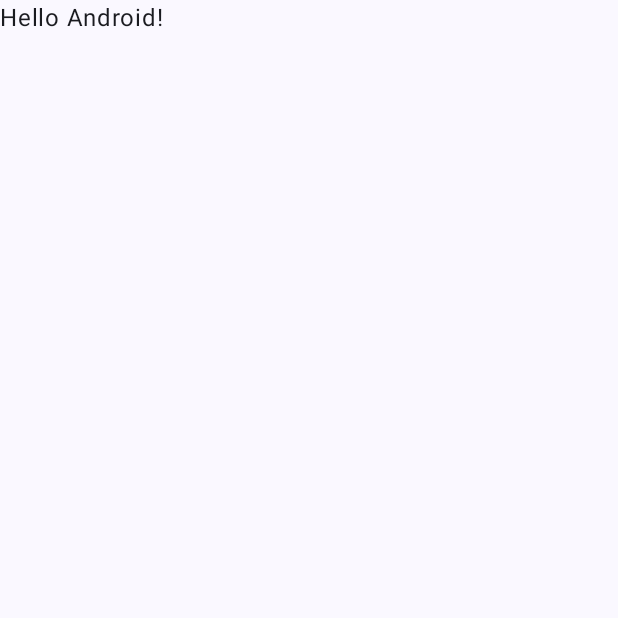
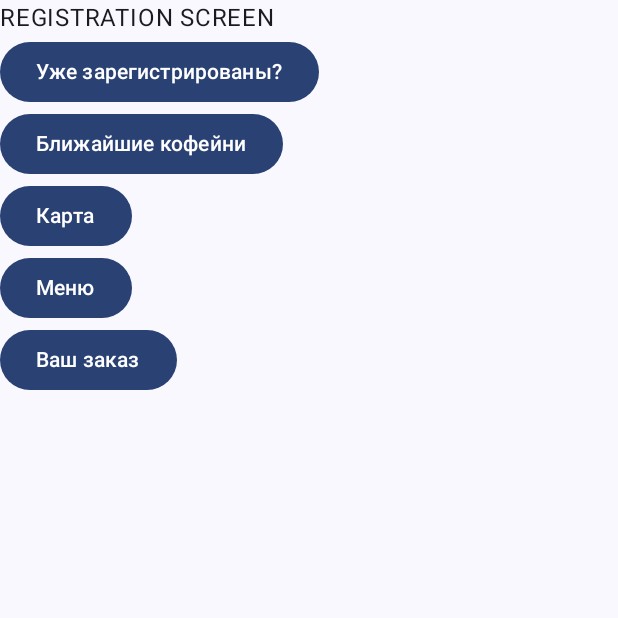
Before and after one commit to vazovsky17/Coffe, an Android app built with Jetpack Compose: the screen it shows after launch (MainActivity), on a phone screen of 412 x 824 dp, the top half of it. Before the commit the part shown is almost empty. Run offline under Robolectric (Android 15) with nearby library versions, the phone set to English and light mode, and no system bars; our stand-ins replace Dagger/Hilt's generated code, Timber.

Commit message:
Add screens

```diff
--- /dev/null
+++ b/app/src/main/java/app/vazovsky/coffe/presentation/feature/auth/registration/RegistrationScreen.kt
@@ -0,0 +1,43 @@
+package app.vazovsky.coffe.presentation.feature.auth.registration
+
+import androidx.compose.foundation.layout.Column
+import androidx.compose.foundation.layout.padding
+import androidx.compose.material3.Button
+import androidx.compose.material3.Scaffold
+import androidx.compose.material3.Text
+import androidx.compose.runtime.Composable
+import androidx.compose.ui.Modifier
+import androidx.hilt.navigation.compose.hiltViewModel
+
+@Composable
+fun RegistrationScreen(
+    navigateToLogin: () -> Unit,
+    navigateToShops: () -> Unit,
+    navigateToMap: () -> Unit,
+    navigateToMenu: () -> Unit,
+    navigateToOrder: () -> Unit,
+) {
+    val viewModel: RegistrationViewModel = hiltViewModel()
+    Scaffold { innerPadding ->
+        Column(modifier = Modifier.padding(innerPadding)) {
+            Text("REGISTRATION SCREEN")
+            Button(onClick = navigateToLogin) {
+                Text(text = "Уже зарегистрированы?")
+            }
+
+            /** Ниже для проверки работы навграфа */
+            Button(onClick = navigateToShops) {
+                Text(text = "Ближайшие кофейни")
+            }
+            Button(onClick = navigateToMap) {
+                Text(text = "Карта")
+            }
+            Button(onClick = navigateToMenu) {
+                Text(text = "Меню")
+            }
+            Button(onClick = navigateToOrder) {
+                Text(text = "Ваш заказ")
+            }
+        }
+    }
+}
--- /dev/null
+++ b/app/src/main/java/app/vazovsky/coffe/presentation/feature/auth/registration/RegistrationViewModel.kt
@@ -0,0 +1,9 @@
+package app.vazovsky.coffe.presentation.feature.auth.registration
+
+import androidx.lifecycle.ViewModel
+import dagger.hilt.android.lifecycle.HiltViewModel
+import javax.inject.Inject
+
+@HiltViewModel
+class RegistrationViewModel @Inject constructor() : ViewModel() {
+}
--- a/app/src/main/java/app/vazovsky/coffe/presentation/main/MainActivity.kt
+++ b/app/src/main/java/app/vazovsky/coffe/presentation/main/MainActivity.kt
@@ -6,12 +6,12 @@ import androidx.activity.compose.setContent
 import androidx.compose.foundation.layout.fillMaxSize
 import androidx.compose.material3.MaterialTheme
 import androidx.compose.material3.Surface
-import androidx.compose.material3.Text
-import androidx.compose.runtime.Composable
 import androidx.compose.ui.Modifier
-import androidx.compose.ui.tooling.preview.Preview
+import app.vazovsky.coffe.presentation.navigation.MainNavGraph
 import app.vazovsky.coffe.presentation.ui.theme.CoffeTheme
+import dagger.hilt.android.AndroidEntryPoint
 
+@AndroidEntryPoint()
 class MainActivity : ComponentActivity() {
     override fun onCreate(savedInstanceState: Bundle?) {
         super.onCreate(savedInstanceState)
@@ -19,25 +19,11 @@ class MainActivity : ComponentActivity() {
             CoffeTheme {
                 // A surface container using the 'background' color from the theme
                 Surface(modifier = Modifier.fillMaxSize(), color = MaterialTheme.colorScheme.background) {
-                    Greeting("Android")
+                    CoffeTheme {
+                        MainNavGraph()
+                    }
                 }
             }
         }
     }
 }
-
-@Composable
-fun Greeting(name: String, modifier: Modifier = Modifier) {
-    Text(
-        text = "Hello $name!",
-        modifier = modifier
-    )
-}
-
-@Preview(showBackground = true)
-@Composable
-fun GreetingPreview() {
-    CoffeTheme {
-        Greeting("Android")
-    }
-}
--- /dev/null
+++ b/app/src/main/java/app/vazovsky/coffe/presentation/main/MainViewModel.kt
@@ -0,0 +1,9 @@
+package app.vazovsky.coffe.presentation.main
+
+import androidx.lifecycle.ViewModel
+import dagger.hilt.android.lifecycle.HiltViewModel
+import javax.inject.Inject
+
+@HiltViewModel
+class MainViewModel @Inject constructor() : ViewModel() {
+}
--- /dev/null
+++ b/app/src/main/java/app/vazovsky/coffe/presentation/navigation/Graph.kt
@@ -0,0 +1,38 @@
+package app.vazovsky.coffe.presentation.navigation
+
+sealed class Graph(val route: String) {
+
+    data object Auth : Graph(AUTH)
+    data object Main : Graph(MAIN)
+
+    companion object {
+        const val AUTH = "auth"
+        const val MAIN = "main"
+    }
+}
+
+sealed class AuthScreen(val route: String) {
+
+    data object Login : AuthScreen(LOGIN)
+    data object Registration : AuthScreen(REGISTRATION)
+
+    companion object {
+        const val LOGIN = "login"
+        const val REGISTRATION = "registration"
+    }
+}
+
+sealed class MainScreen(val route: String) {
+
+    data object Shops : MainScreen(SHOPS)
+    data object Map : MainScreen(MAP)
+    data object Menu : MainScreen(MENU)
+    data object Order : MainScreen(ORDER)
+
+    companion object {
+        const val SHOPS = "shops"
+        const val MAP = "map"
+        const val MENU = "menu"
+        const val ORDER = "order"
+    }
+}
--- /dev/null
+++ b/app/src/main/java/app/vazovsky/coffe/presentation/navigation/MainNavGraph.kt
@@ -0,0 +1,88 @@
+package app.vazovsky.coffe.presentation.navigation
+
+import androidx.compose.foundation.layout.fillMaxSize
+import androidx.compose.foundation.layout.padding
+import androidx.compose.material3.MaterialTheme
+import androidx.compose.material3.Scaffold
+import androidx.compose.runtime.Composable
+import androidx.compose.runtime.getValue
+import androidx.compose.runtime.remember
+import androidx.compose.ui.Modifier
+import androidx.hilt.navigation.compose.hiltViewModel
+import androidx.navigation.compose.NavHost
+import androidx.navigation.compose.composable
+import androidx.navigation.compose.currentBackStackEntryAsState
+import androidx.navigation.compose.navigation
+import androidx.navigation.compose.rememberNavController
+import app.vazovsky.coffe.presentation.feature.auth.login.LoginScreen
+import app.vazovsky.coffe.presentation.feature.auth.registration.RegistrationScreen
+import app.vazovsky.coffe.presentation.feature.map.MapScreen
+import app.vazovsky.coffe.presentation.feature.menu.MenuScreen
+import app.vazovsky.coffe.presentation.feature.order.OrderScreen
+import app.vazovsky.coffe.presentation.feature.shops.ShopsScreen
+import app.vazovsky.coffe.presentation.main.MainViewModel
+
+@Composable
+fun MainNavGraph() {
+    val viewModel: MainViewModel = hiltViewModel()
+    val navController = rememberNavController()
+    val navigationActions = remember(navController) {
+        NavigationActions(navController)
+    }
+
+    val showAuth = true
+
+    val startDestination = if (showAuth) {
+        Graph.Auth.route
+    } else {
+        Graph.Main.route
+    }
+    val navBackStackEntry by navController.currentBackStackEntryAsState()
+
+    Scaffold(modifier = Modifier.fillMaxSize(), containerColor = MaterialTheme.colorScheme.background) { innerPadding ->
+        NavHost(
+            modifier = Modifier.padding(innerPadding),
+            navController = navController,
+            startDestination = startDestination,
+        ) {
+
+            navigation(route = Graph.AUTH, startDestination = AuthScreen.Registration.route) {
+
+                composable(AuthScreen.Registration.route) {
+                    RegistrationScreen(
+                        navigateToLogin = navigationActions::navigateToLogin,
+                        navigateToShops = navigationActions::navigateToShops,
+                        navigateToMap = navigationActions::navigateToMap,
+                        navigateToMenu = navigationActions::navigateToMenu,
+                        navigateToOrder = navigationActions::navigateToOrder,
+                    )
+                }
+
+                composable(AuthScreen.Login.route) {
+                    LoginScreen(
+                        navigateToRegistration = navigationActions::navigateUp
+                    )
+                }
+            }
+
+            navigation(route = Graph.MAIN, startDestination = MainScreen.Shops.route) {
+
+                composable(MainScreen.Shops.route) {
+                    ShopsScreen()
+                }
+
+                composable(MainScreen.Map.route) {
+                    MapScreen()
+                }
+
+                composable(MainScreen.Menu.route) {
+                    MenuScreen()
+                }
+
+                composable(MainScreen.Order.route) {
+                    OrderScreen()
+                }
+            }
+        }
+    }
+}
```
Also changed, not shown: app/src/main/java/app/vazovsky/coffe/presentation/feature/auth/login/LoginScreen.kt (added, +25 -0 lines), app/src/main/java/app/vazovsky/coffe/presentation/feature/auth/login/LoginViewModel.kt (added, +9 -0 lines), app/src/main/java/app/vazovsky/coffe/presentation/feature/map/MapScreen.kt (added, +19 -0 lines), app/src/main/java/app/vazovsky/coffe/presentation/feature/map/MapViewModel.kt (added, +9 -0 lines), app/src/main/java/app/vazovsky/coffe/presentation/feature/menu/MenuScreen.kt (added, +19 -0 lines), app/src/main/java/app/vazovsky/coffe/presentation/feature/menu/MenuViewModel.kt (added, +9 -0 lines), app/src/main/java/app/vazovsky/coffe/presentation/feature/order/OrderScreen.kt (added, +19 -0 lines), app/src/main/java/app/vazovsky/coffe/presentation/feature/order/OrderViewModel.kt (added, +9 -0 lines), app/src/main/java/app/vazovsky/coffe/presentation/feature/shops/ShopsScreen.kt (added, +19 -0 lines), app/src/main/java/app/vazovsky/coffe/presentation/feature/shops/ShopsViewModel.kt (added, +9 -0 lines), app/src/main/java/app/vazovsky/coffe/presentation/navigation/NavigationActions.kt (added, +37 -0 lines).
